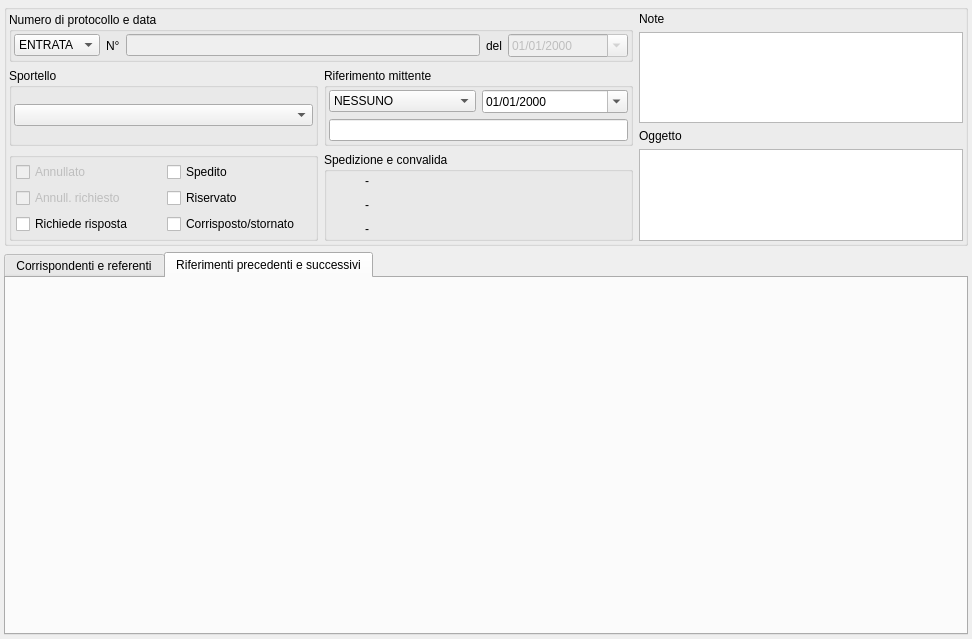
Before: the Qt Designer form src/com/axiastudio/suite/protocollo/forms/protocollo.ui in tizianolattisi/suitegda, drawn with Qt 5.
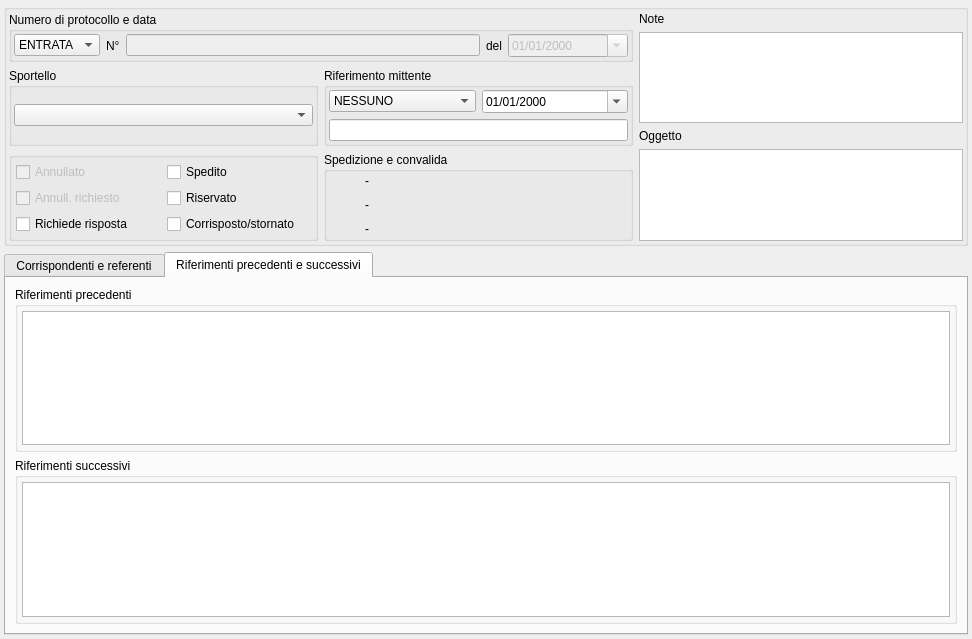
After: the same form once the commit is applied. The open tabs and pages were chosen to show the change. Custom widgets are drawn as their Qt base class.

Commit message: Riferimenti precedenti e successivi

The edit to the form file:
```diff
--- a/src/com/axiastudio/suite/protocollo/forms/protocollo.ui
+++ b/src/com/axiastudio/suite/protocollo/forms/protocollo.ui
@@ -651,7 +651,58 @@
        <attribute name="title">
         <string>Riferimenti precedenti e successivi</string>
        </attribute>
-       <layout class="QVBoxLayout" name="verticalLayout_8"/>
+       <layout class="QVBoxLayout" name="verticalLayout_10">
+        <item>
+         <widget class="QGroupBox" name="groupBox_11">
+          <property name="title">
+           <string>Riferimenti precedenti</string>
+          </property>
+          <layout class="QVBoxLayout" name="verticalLayout_8">
+           <property name="margin">
+            <number>4</number>
+           </property>
+           <item>
+            <widget class="com.axiastudio.pypapi.ui.widgets.PyPaPiTableView" name="tableView">
+             <property name="entity" stdset="0">
+              <string>.riferimentoProtocolloCollection</string>
+             </property>
+             <property name="reference" stdset="0">
+              <string>precedente</string>
+             </property>
+             <property name="columns" stdset="0">
+              <string>&lt;precedente&gt;</string>
+             </property>
+            </widget>
+           </item>
+          </layout>
+         </widget>
+        </item>
+        <item>
+         <widget class="QGroupBox" name="groupBox_12">
+          <property name="title">
+           <string>Riferimenti successivi</string>
+          </property>
+          <layout class="QVBoxLayout" name="verticalLayout_9">
+           <property name="margin">
+            <number>4</number>
+           </property>
+           <item>
+            <widget class="com.axiastudio.pypapi.ui.widgets.PyPaPiTableView" name="tableView_5">
+             <property name="entity" stdset="0">
+              <string>.riferimentoProtocolloSuccessivoCollection</string>
+             </property>
+             <property name="reference" stdset="0">
+              <string>protocollo</string>
+             </property>
+             <property name="columns" stdset="0">
+              <string>&lt;protocollo&gt;</string>
+             </property>
+            </widget>
+           </item>
+          </layout>
+         </widget>
+        </item>
+       </layout>
       </widget>
      </widget>
     </item>
```
The commit also changes 4 other files.
